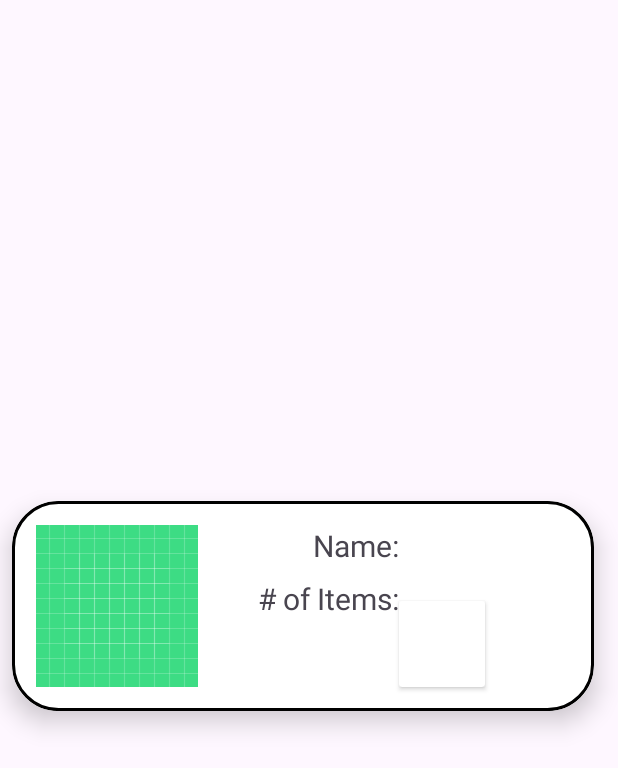
After one commit to GH-Henry/MyApplication, an Android app: the layout recycler_row_outfit.xml on its own in the app's theme, with its tools: preview values and no code run, on a phone screen of 412 x 824 dp. The commit adds this screen. Shown: the top 768 px of the screen. Run offline under Robolectric (Android 15) with nearby library versions, the phone set to English and light mode, and no system bars.

Commit message:
added outfit activity pages

```diff
--- a/app/src/main/java/com/example/mystylist/closet_activity/ClosetActivity.java
+++ b/app/src/main/java/com/example/mystylist/closet_activity/ClosetActivity.java
@@ -22,6 +22,7 @@ import android.widget.PopupWindow;
 import android.widget.Spinner;
 
 import com.example.mystylist.AccountActivity;
+import com.example.mystylist.OutfitActivity;
 import com.example.mystylist.OutfitLibrary;
 import com.example.mystylist.R;
 import com.example.mystylist.enums.EColor;
--- /dev/null
+++ b/app/src/main/res/layout/recycler_row_outfit.xml
@@ -0,0 +1,112 @@
+<?xml version="1.0" encoding="utf-8"?>
+<androidx.constraintlayout.widget.ConstraintLayout xmlns:android="http://schemas.android.com/apk/res/android"
+    xmlns:app="http://schemas.android.com/apk/res-auto"
+    xmlns:tools="http://schemas.android.com/tools"
+    android:layout_width="match_parent"
+    android:layout_height="match_parent">
+
+    <androidx.cardview.widget.CardView
+        android:layout_width="match_parent"
+        android:layout_height="wrap_content"
+        android:layout_marginStart="8dp"
+        android:layout_marginEnd="16dp"
+        android:layout_marginBottom="16dp"
+        app:cardCornerRadius="30dp"
+        app:cardElevation="10dp"
+        app:layout_constraintBottom_toBottomOf="parent"
+        app:layout_constraintEnd_toEndOf="parent"
+        app:layout_constraintStart_toStartOf="parent"
+        app:layout_constraintTop_toTopOf="parent">
+
+        <androidx.constraintlayout.widget.ConstraintLayout
+            android:layout_width="match_parent"
+            android:layout_height="match_parent"
+            android:background="@drawable/custom_edittext">
+
+            <ImageView
+                android:id="@+id/type_image"
+                android:layout_width="108dp"
+                android:layout_height="108dp"
+                android:layout_marginStart="16dp"
+                android:layout_marginTop="16dp"
+                android:layout_marginBottom="16dp"
+                android:contentDescription="@string/activity_closet_type_image_content_description"
+                android:src="@drawable/ic_launcher_background"
+                app:layout_constraintBottom_toBottomOf="parent"
+                app:layout_constraintStart_toStartOf="parent"
+                app:layout_constraintTop_toTopOf="parent"
+                tools:ignore="ImageContrastCheck" />
+
+            <TextView
+                android:id="@+id/outfit_label"
+                android:layout_width="wrap_content"
+                android:layout_height="wrap_content"
+                android:text="Name:"
+                android:textSize="20sp"
+                app:layout_constraintEnd_toEndOf="@+id/color_label"
+                app:layout_constraintTop_toTopOf="@+id/type_image" />
+
+            <TextView
+                android:id="@+id/outfit_text"
+                android:layout_width="0dp"
+                android:layout_height="wrap_content"
+                android:layout_marginStart="8dp"
+                android:layout_marginEnd="16dp"
+                android:lines="2"
+                android:textSize="20sp"
+                android:textStyle="bold"
+                app:layout_constraintEnd_toEndOf="parent"
+                app:layout_constraintStart_toEndOf="@+id/color_label"
+                app:layout_constraintTop_toTopOf="@+id/outfit_label" />
+
+            <TextView
+                android:id="@+id/color_label"
+                android:layout_width="wrap_content"
+                android:layout_height="wrap_content"
+                android:layout_marginStart="40dp"
+                android:layout_marginTop="8dp"
+                android:text="# of Items:"
+                android:textSize="20sp"
+                app:layout_constraintStart_toEndOf="@+id/type_image"
+                app:layout_constraintTop_toBottomOf="@+id/outfit_label" />
+
+            <TextView
+                android:id="@+id/color_text"
+                android:layout_width="0dp"
+                android:layout_height="wrap_content"
+                android:layout_marginTop="28dp"
+                android:layout_marginEnd="8dp"
+                android:textSize="20sp"
+                android:textStyle="bold"
+                app:layout_constraintEnd_toStartOf="@+id/color_preview"
+                app:layout_constraintHorizontal_bias="0.0"
+                app:layout_constraintStart_toStartOf="@+id/color_label"
+                app:layout_constraintTop_toBottomOf="@+id/color_label" />
+
+            <androidx.cardview.widget.CardView
+                android:id="@+id/color_preview"
+                android:layout_width="0dp"
+                android:layout_height="0dp"
+                app:cardBackgroundColor="#ffffff"
+                app:cardElevation="2dp"
+                app:layout_constraintBottom_toBottomOf="@+id/type_image"
+                app:layout_constraintDimensionRatio='w,1:1'
+                app:layout_constraintHorizontal_bias="0.55"
+                app:layout_constraintStart_toEndOf="@+id/color_label"
+                app:layout_constraintTop_toBottomOf="@+id/outfit_text" />
+
+            <androidx.constraintlayout.widget.Barrier
+                android:layout_width="wrap_content"
+                android:layout_height="wrap_content"
+                android:layout_marginBottom="140dp"
+                app:barrierDirection="left"
+                app:layout_constraintBottom_toBottomOf="parent"
+                app:layout_constraintEnd_toEndOf="parent"
+                app:layout_constraintStart_toStartOf="parent"
+                app:layout_constraintTop_toTopOf="parent" />
+
+        </androidx.constraintlayout.widget.ConstraintLayout>
+
+    </androidx.cardview.widget.CardView>
+
+</androidx.constraintlayout.widget.ConstraintLayout>
```
Also changed, not shown: app/src/main/java/com/example/mystylist/OutfitActivity.java (added, +100 -0 lines), app/src/main/java/com/example/mystylist/OutfitItemAdapter.java (added, +113 -0 lines), app/src/main/java/com/example/mystylist/OutfitLibrary.java (+16 -1 lines), app/src/main/java/com/example/mystylist/structures/Outfit.java (+13 -0 lines), app/src/main/res/layout/activity_outfits.xml (+119 -1 lines).
